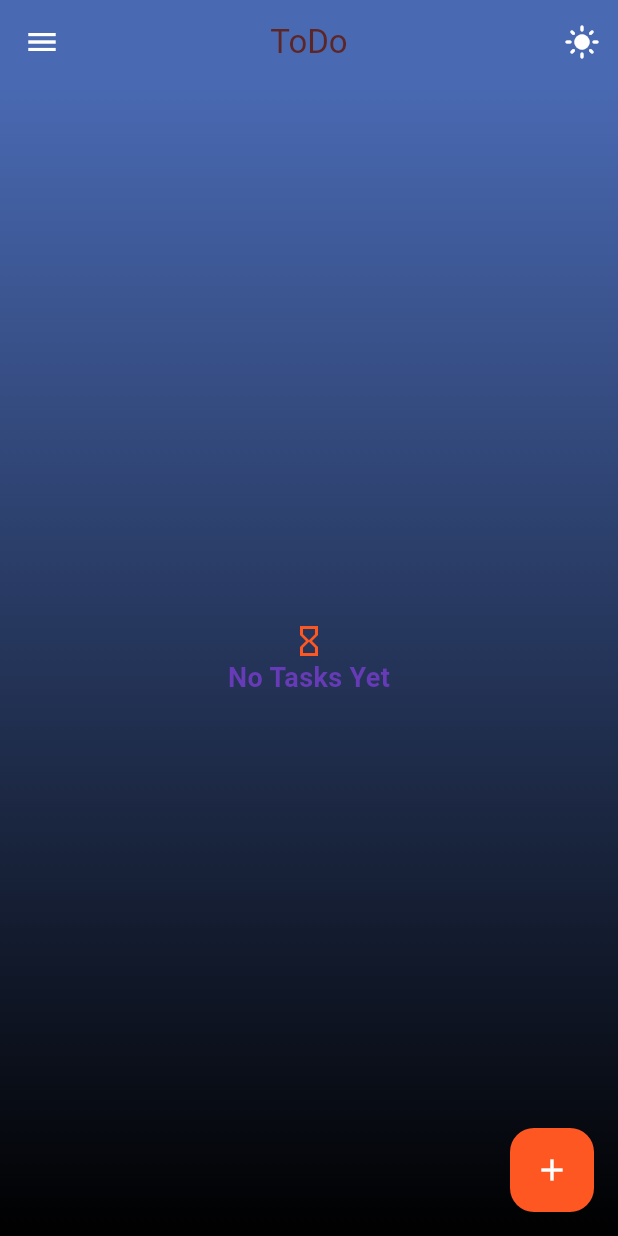
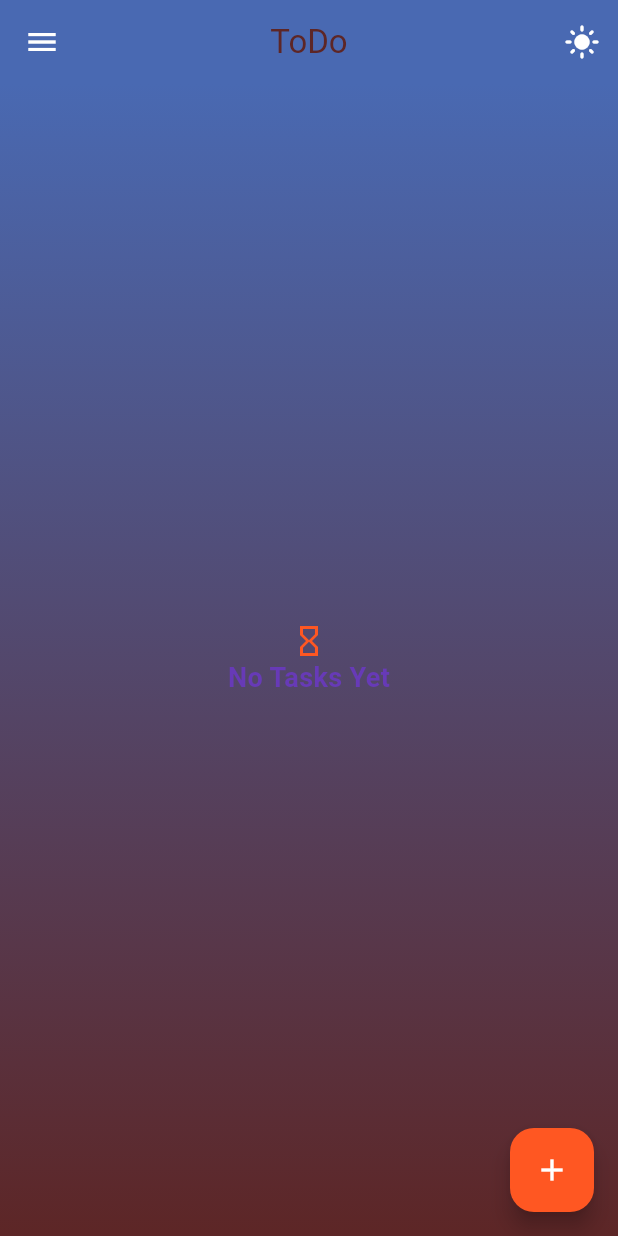
Before and after one commit to devhasanalhamed/todo, a Flutter app: the screen it shows after launch, on a phone screen of 412 x 824 dp. Run offline on Flutter 3.47's test engine with Material 2 defaults, Android fonts, the phone set to English and light mode, and no system bars; our stand-ins replace animated_splash_screen, conditional_builder_null_safety, easy_localization, flutter_bloc, page_transition, shared_preferences and 1 more; accounts and stored records are empty.

Commit message:
Update project_screen.dart

```diff
--- a/lib/project_screen.dart
+++ b/lib/project_screen.dart
@@ -4,6 +4,8 @@ import 'package:conditional_builder_null_safety/conditional_builder_null_safety.
 import 'package:easy_localization/easy_localization.dart';
 import 'package:flutter/material.dart';
 import 'package:flutter_bloc/flutter_bloc.dart';
+import 'package:todo/core/global/theme/app_colors/app_colors_dark.dart';
+import 'package:todo/core/global/theme/app_colors/app_colors_light.dart';
 import 'package:todo/cubit/project_cubit.dart';
 import 'package:todo/cubit/project_state.dart';
 import 'package:todo/presentation/screens/add_task_screen.dart';
@@ -48,12 +50,17 @@ class ProjectScreen extends StatelessWidget {
             child: const Icon(Icons.add),
           ),
           body: Container(
-            decoration: const BoxDecoration(
+            decoration: BoxDecoration(
               gradient: LinearGradient(
-                colors: [
-                  Color(0xFF4969b2),
-                  Colors.black,
-                ],
+                colors: cubit.isDarkMode
+                    ? [
+                        AppColorsDark.primaryColor,
+                        AppColorsDark.secondaryColor,
+                      ]
+                    : [
+                        AppColorsLight.primaryColor,
+                        AppColorsLight.secondaryColor,
+                      ],
                 begin: Alignment.topCenter,
                 end: Alignment.bottomCenter,
               ),
```
